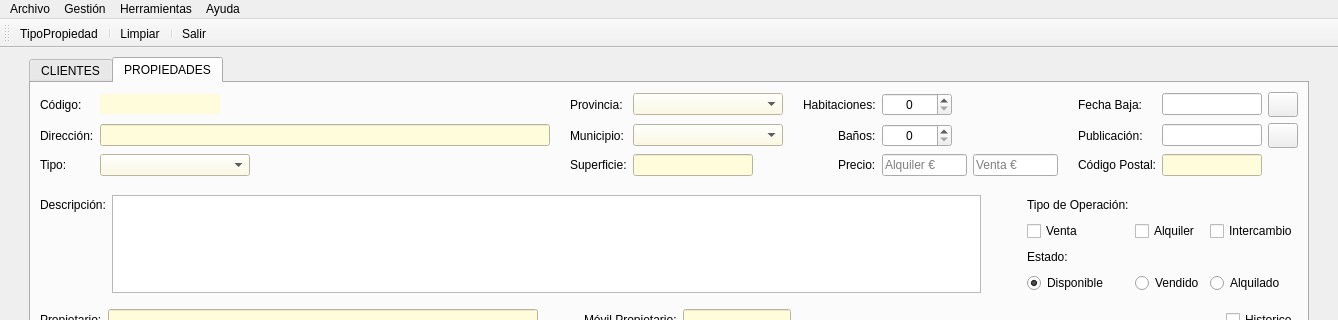
This is templates/venPrincipal.ui in AmarinoLama/desarrolloInterfaces_Proyecto as Qt 5 draws it before an edit; both pictures show x 0 to 1338 and y 0 to 320 of the 1338 by 841 pixel window. The edited form follows.
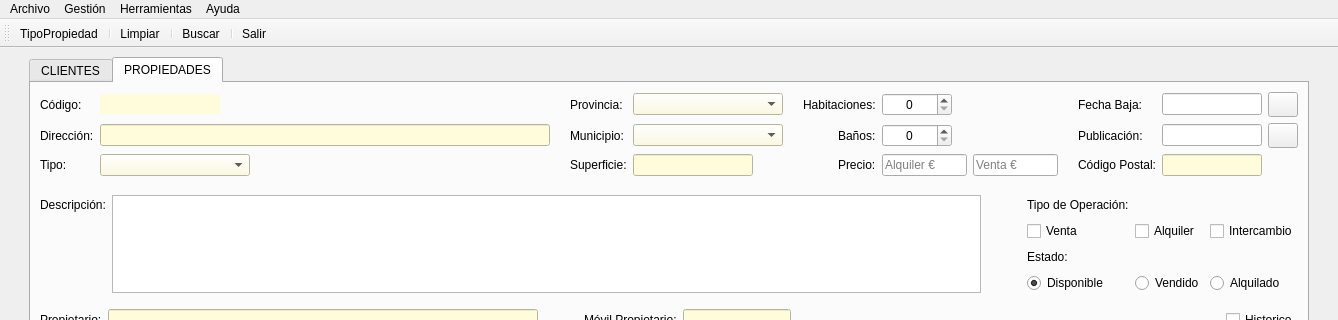
This is the edited form. Icons and pictures are not drawn.

Commit message: feat() : añadir lupa

The edit to the form file:
```diff
--- a/templates/venPrincipal.ui
+++ b/templates/venPrincipal.ui
@@ -1654,6 +1654,8 @@
    <addaction name="separator"/>
    <addaction name="actionbarLimpiar"/>
    <addaction name="separator"/>
+   <addaction name="actionBuscar"/>
+   <addaction name="separator"/>
    <addaction name="actionbarSalir"/>
   </widget>
   <action name="actionSalir">
@@ -1706,6 +1708,15 @@
     <string>TipoPropiedad</string>
    </property>
   </action>
+  <action name="actionBuscar">
+   <property name="icon">
+    <iconset>
+     <normaloff>../img/lupa.ico</normaloff>../img/lupa.ico</iconset>
+   </property>
+   <property name="text">
+    <string>Buscar</string>
+   </property>
+  </action>
  </widget>
  <resources/>
  <connections/>
```
The commit also changes 2 other files.
